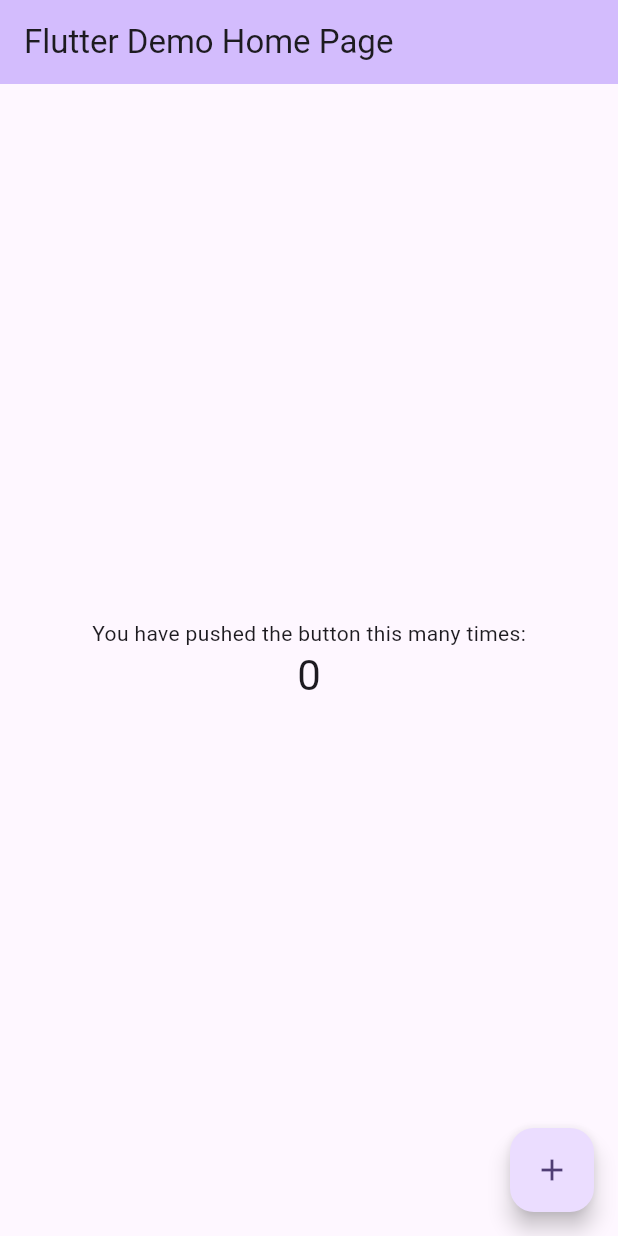
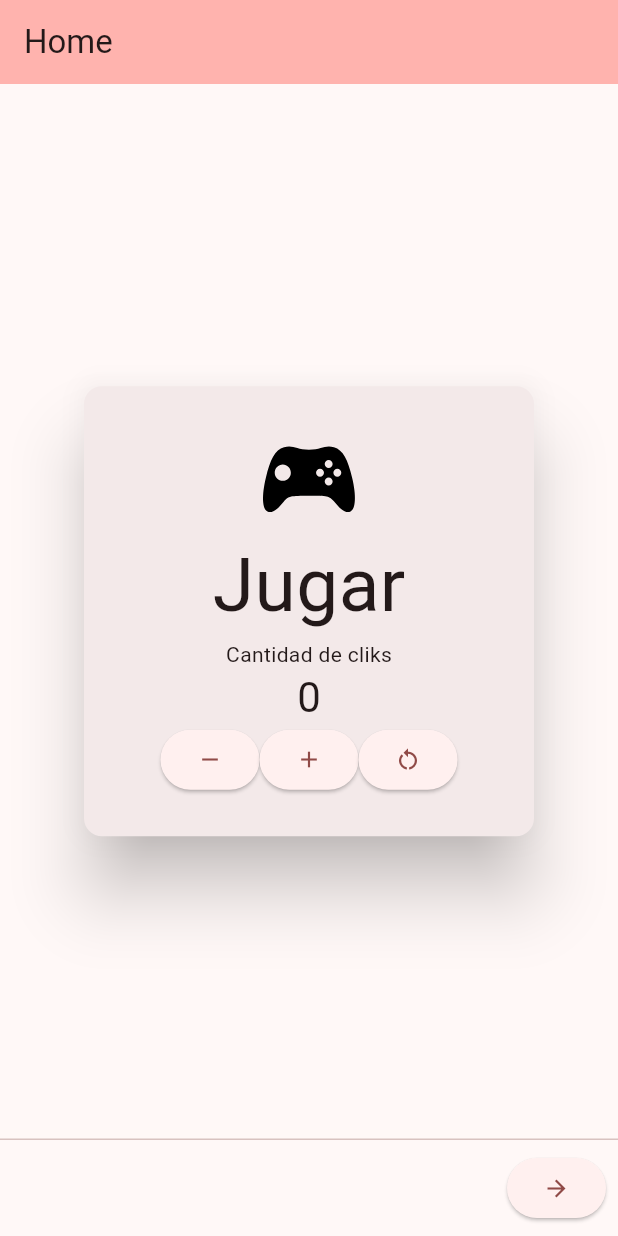
Before and after one commit to GermanAliaga/3479A321_2019479016_2, a Flutter app: the screen it shows after launch, on a phone screen of 412 x 824 dp. Run offline on Flutter 3.47's test engine with Material 3 defaults, Android fonts, the phone set to English and light mode, and no system bars; drawn by our look-alikes of auto_size_text; our stand-ins replace flutter_svg.

Commit message:
ahora ejecuta en celular

```diff
--- a/lib/main.dart
+++ b/lib/main.dart
@@ -1,4 +1,5 @@
 import 'package:flutter/material.dart';
+import 'package:laboratorio/pages/myhomepage.dart';
 
 void main() {
   runApp(const MyApp());
@@ -13,113 +14,11 @@ class MyApp extends StatelessWidget {
     return MaterialApp(
       title: 'Flutter Demo',
       theme: ThemeData(
-        // This is the theme of your application.
-        //
-        // TRY THIS: Try running your application with "flutter run". You'll see
-        // the application has a purple toolbar. Then, without quitting the app,
-        // try changing the seedColor in the colorScheme below to Colors.green
-        // and then invoke "hot reload" (save your changes or press the "hot
-        // reload" button in a Flutter-supported IDE, or press "r" if you used
-        // the command line to start the app).
-        //
-        // Notice that the counter didn't reset back to zero; the application
-        // state is not lost during the reload. To reset the state, use hot
-        // restart instead.
-        //
-        // This works for code too, not just values: Most code changes can be
-        // tested with just a hot reload.
-        colorScheme: ColorScheme.fromSeed(seedColor: Colors.deepPurple),
+        colorScheme: ColorScheme.fromSeed(
+            seedColor: const Color.fromARGB(255, 183, 58, 58)),
         useMaterial3: true,
       ),
-      home: const MyHomePage(title: 'Flutter Demo Home Page'),
+      home: const MyHomePage(title: 'Home'),
     );
   }
 }
-
-class MyHomePage extends StatefulWidget {
-  const MyHomePage({super.key, required this.title});
-
-  // This widget is the home page of your application. It is stateful, meaning
-  // that it has a State object (defined below) that contains fields that affect
-  // how it looks.
-
-  // This class is the configuration for the state. It holds the values (in this
-  // case the title) provided by the parent (in this case the App widget) and
-  // used by the build method of the State. Fields in a Widget subclass are
-  // always marked "final".
-
-  final String title;
-
-  @override
-  State<MyHomePage> createState() => _MyHomePageState();
-}
-
-class _MyHomePageState extends State<MyHomePage> {
-  int _counter = 0;
-
-  void _incrementCounter() {
-    setState(() {
-      // This call to setState tells the Flutter framework that something has
-      // changed in this State, which causes it to rerun the build method below
-      // so that the display can reflect the updated values. If we changed
-      // _counter without calling setState(), then the build method would not be
-      // called again, and so nothing would appear to happen.
-      _counter++;
-    });
-  }
-
-  @override
-  Widget build(BuildContext context) {
-    // This method is rerun every time setState is called, for instance as done
-    // by the _incrementCounter method above.
-    //
-    // The Flutter framework has been optimized to make rerunning build methods
-    // fast, so that you can just rebuild anything that needs updating rather
-    // than having to individually change instances of widgets.
-    return Scaffold(
-      appBar: AppBar(
-        // TRY THIS: Try changing the color here to a specific color (to
-        // Colors.amber, perhaps?) and trigger a hot reload to see the AppBar
-        // change color while the other colors stay the same.
-        backgroundColor: Theme.of(context).colorScheme.inversePrimary,
-        // Here we take the value from the MyHomePage object that was created by
-        // the App.build method, and use it to set our appbar title.
-        title: Text(widget.title),
-      ),
-      body: Center(
-        // Center is a layout widget. It takes a single child and positions it
-        // in the middle of the parent.
-        child: Column(
-          // Column is also a layout widget. It takes a list of children and
-          // arranges them vertically. By default, it sizes itself to fit its
-          // children horizontally, and tries to be as tall as its parent.
-          //
-          // Column has various properties to control how it sizes itself and
-          // how it positions its children. Here we use mainAxisAlignment to
-          // center the children vertically; the main axis here is the vertical
-          // axis because Columns are vertical (the cross axis would be
-          // horizontal).
-          //
-          // TRY THIS: Invoke "debug painting" (choose the "Toggle Debug Paint"
-          // action in the IDE, or press "p" in the console), to see the
-          // wireframe for each widget.
-          mainAxisAlignment: MainAxisAlignment.center,
-          children: <Widget>[
-            const Text(
-              'You have pushed the button this many times:',
-            ),
-            Text(
-              '$_counter',
-              style: Theme.of(context).textTheme.headlineMedium,
-            ),
-          ],
-        ),
-      ),
-      floatingActionButton: FloatingActionButton(
-        onPressed: _incrementCounter,
-        tooltip: 'Increment',
-        child: const Icon(Icons.add),
-      ), // This trailing comma makes auto-formatting nicer for build methods.
-    );
-  }
-}
--- /dev/null
+++ b/lib/pages/myhomepage.dart
@@ -0,0 +1,119 @@
+import 'package:flutter/material.dart';
+import 'package:flutter_svg/flutter_svg.dart';
+import 'package:auto_size_text/auto_size_text.dart';
+import 'package:laboratorio/pages/detail.dart';
+
+class MyHomePage extends StatefulWidget {
+  const MyHomePage({super.key, required this.title});
+
+  final String title;
+
+  @override
+  State<MyHomePage> createState() => _MyHomePageState();
+}
+
+class _MyHomePageState extends State<MyHomePage> {
+  int _counter = 0;
+  String svg = "assets/icons/controller_game_icon.svg";
+  String message1 = 'Jugar';
+  String message2 = 'Cantidad de cliks';
+
+  void _incrementCounter() {
+    setState(() {
+      _counter++;
+    });
+  }
+
+  void _decreaseCounter() {
+    setState(() {
+      _counter--;
+    });
+  }
+
+  void _restartCounter() {
+    setState(() {
+      _counter = 0;
+      message1 = 'Jugar';
+      svg = "assets/icons/restart_icon.svg";
+    });
+  }
+
+  void _messageChange() {
+    if (_counter == 5) {
+      message1 = 'Derrota';
+      svg = "assets/icons/game_over_icon.svg";
+    } else if (_counter == 10) {
+      message1 = 'Victoria';
+      svg = "assets/icons/victory_icon.svg";
+    }
+  }
+
+  @override
+  Widget build(BuildContext context) {
+    _messageChange();
+
+    return Scaffold(
+        appBar: AppBar(
+          backgroundColor: Theme.of(context).colorScheme.inversePrimary,
+          title: Text(widget.title),
+        ),
+        body: Center(
+            child: Card(
+          elevation: 20,
+          color: const Color.fromARGB(255, 243, 233, 233),
+          child: SizedBox(
+            width: 300,
+            height: 300,
+            child: Padding(
+              padding: const EdgeInsets.all(10.0),
+              child: Column(
+                mainAxisAlignment: MainAxisAlignment.center,
+                children: <Widget>[
+                  SvgPicture.asset(
+                    svg,
+                    semanticsLabel: 'Game logo',
+                    width: 70,
+                  ),
+                  AutoSizeText(
+                    message1,
+                    style: TextStyle(fontSize: 50),
+                    maxLines: 2,
+                  ),
+                  Text(
+                    message2,
+                  ),
+                  Text(
+                    '$_counter',
+                    style: Theme.of(context).textTheme.headlineMedium,
+                  ),
+                  Row(
+                    mainAxisAlignment: MainAxisAlignment.center,
+                    children: [
+                      ElevatedButton(
+                          onPressed: _decreaseCounter,
+                          child: const Icon(Icons.remove)),
+                      ElevatedButton(
+                          onPressed: _incrementCounter,
+                          child: const Icon(Icons.add)),
+                      ElevatedButton(
+                          onPressed: _restartCounter,
+                          child: const Icon(Icons.restart_alt)),
+                    ],
+                  ),
+                ],
+              ),
+            ),
+          ),
+        )),
+        persistentFooterButtons: [
+          ElevatedButton(
+              onPressed: () {
+                Navigator.push(
+                    context,
+                    MaterialPageRoute(
+                        builder: (context) => Detail(title: 'Página 1')));
+              },
+              child: const Icon(Icons.arrow_forward)),
+        ]);
+  }
+}
```
Also changed, not shown: lib/pages/about.dart (added, +47 -0 lines), lib/pages/detail.dart (added, +63 -0 lines), pubspec.yaml (+23 -65 lines), assets/icons/controller_game_icon.svg (added), assets/icons/game_over_icon.svg (added), assets/icons/restart_icon.svg (added), assets/icons/victory_icon.svg (added), fonts/Celtica-Bold.ttf (added), fonts/Celtica-BoldOblique.ttf (added), fonts/Celtica-Book.ttf (added), fonts/Celtica-BookOblique.ttf (added), fonts/Super-Caramel.ttf (added), pubspec.lock.
